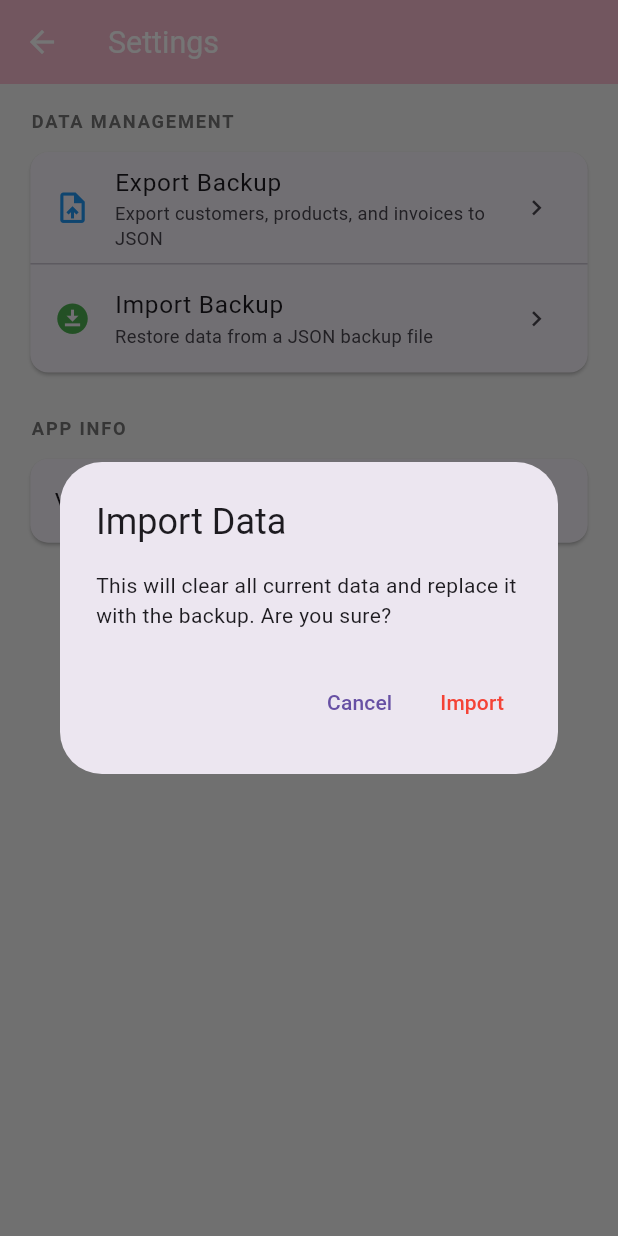
After one commit to Robby1993/invoicegenerator, a Flutter app: the SettingsScreen screen opened directly, after a tap on "Import Backup", on a phone screen of 412 x 824 dp. The commit adds this screen. Run offline on Flutter 3.47's test engine with Material 3 defaults, Android fonts, the phone set to English and light mode, and no system bars; our stand-ins replace device_info_plus, file_picker, pdf, permission_handler, printing, share_plus and 1 more; accounts and stored records are empty.

Commit message:
responsive UI implementation

```diff
--- a/lib/providers/invoice_provider.dart
+++ b/lib/providers/invoice_provider.dart
@@ -85,4 +85,13 @@ class InvoiceProvider extends ChangeNotifier {
     notifyListeners(); // 🔥 REQUIRED
   }
 
+  Future<void> updateInvoice(Invoice invoice) async {
+    await _db.updateInvoice(invoice);
+    final index = invoices.indexWhere((i) => i.id == invoice.id);
+    if (index != -1) {
+      invoices[index] = invoice;
+      notifyListeners();
+    }
+  }
+
 }
--- a/lib/screens/customer_selection_screen.dart
+++ b/lib/screens/customer_selection_screen.dart
@@ -1,5 +1,6 @@
 import 'package:flutter/material.dart';
 import 'package:invoicegenerator/models/invoice.dart';
+import 'package:invoicegenerator/models/invoice_item.dart';
 import 'package:invoicegenerator/screens/product_selection_for_invoicescreen.dart';
 import 'package:invoicegenerator/utils/responsive.dart';
 import 'package:provider/provider.dart';
@@ -8,6 +9,8 @@ import '../models/customer.dart';
 import 'billing_detail_screen.dart';
 
 class CustomerSelectionScreen extends StatefulWidget {
+  final int? invoiceId;
+  final String? invoiceNo;
   final String challanNo;
   final String vehicleNo;
   final DateTime date;
@@ -15,9 +18,13 @@ class CustomerSelectionScreen extends StatefulWidget {
   final String lrNo;
   final double percent;
   final GstTransactionType gstType;
+  final Customer? existingCustomer;
+  final List<InvoiceItem>? existingItems;
 
   const CustomerSelectionScreen({
     super.key,
+    this.invoiceId,
+    this.invoiceNo,
     required this.challanNo,
     required this.vehicleNo,
     required this.date,
@@ -25,6 +32,8 @@ class CustomerSelectionScreen extends StatefulWidget {
     required this.lrNo,
     required this.percent,
     required this.gstType,
+    this.existingCustomer,
+    this.existingItems,
   });
 
   @override
@@ -46,6 +55,8 @@ class _CustomerSelectionScreenState extends State<CustomerSelectionScreen> {
       context,
       MaterialPageRoute(
         builder: (_) => ProductSelectionForInvoiceScreen(
+          invoiceId: widget.invoiceId,
+          invoiceNo: widget.invoiceNo,
           challanNo: widget.challanNo,
           vehicleNo: widget.vehicleNo,
           date: widget.date,
@@ -54,6 +65,7 @@ class _CustomerSelectionScreenState extends State<CustomerSelectionScreen> {
           percent: widget.percent,
           gstType: widget.gstType,
           customer: customer,
+          existingItems: widget.existingItems,
         ),
       ),
     );
--- a/lib/screens/product_selection_for_invoicescreen.dart
+++ b/lib/screens/product_selection_for_invoicescreen.dart
@@ -9,6 +9,8 @@ import '../models/invoice_item.dart';
 import 'invoice_confirm_screen.dart';
 
 class ProductSelectionForInvoiceScreen extends StatefulWidget {
+  final int? invoiceId;
+  final String? invoiceNo;
   final String challanNo;
   final String vehicleNo;
   final DateTime date;
@@ -17,9 +19,12 @@ class ProductSelectionForInvoiceScreen extends StatefulWidget {
   final double percent;
   final GstTransactionType gstType;
   final Customer customer;
+  final List<InvoiceItem>? existingItems;
 
   const ProductSelectionForInvoiceScreen({
     super.key,
+    this.invoiceId,
+    this.invoiceNo,
     required this.challanNo,
     required this.vehicleNo,
     required this.date,
@@ -28,6 +33,7 @@ class ProductSelectionForInvoiceScreen extends StatefulWidget {
     required this.percent,
     required this.customer,
     required this.gstType,
+    this.existingItems,
   });
 
   @override
@@ -37,7 +43,9 @@ class ProductSelectionForInvoiceScreen extends StatefulWidget {
 
 class _ProductSelectionForInvoiceScreenState
     extends State<ProductSelectionForInvoiceScreen> {
-  final List<InvoiceItem> _selectedItems = [];
+  late final List<InvoiceItem> _selectedItems = widget.existingItems != null
+    ? List.from(widget.existingItems!)
+    : [];
   final _searchController = TextEditingController();
   String _searchQuery = '';
 
@@ -283,6 +291,8 @@ class _ProductSelectionForInvoiceScreenState
       context,
       MaterialPageRoute(
         builder: (_) => InvoiceConfirmScreen(
+          invoiceId: widget.invoiceId,
+          invoiceNo: widget.invoiceNo,
           challanNo: widget.challanNo,
           vehicleNo: widget.vehicleNo,
           date: widget.date,
--- /dev/null
+++ b/lib/screens/settings_screen.dart
@@ -0,0 +1,149 @@
+import 'package:flutter/material.dart';
+import 'package:invoicegenerator/utils/backup_service.dart';
+import 'package:invoicegenerator/utils/responsive.dart';
+import 'package:provider/provider.dart';
+import '../providers/customer_provider.dart';
+import '../providers/product_provider.dart';
+import '../providers/invoice_provider.dart';
+
+class SettingsScreen extends StatefulWidget {
+  const SettingsScreen({super.key});
+
+  @override
+  State<SettingsScreen> createState() => _SettingsScreenState();
+}
+
+class _SettingsScreenState extends State<SettingsScreen> {
+  bool _isProcessing = false;
+
+  Future<void> _handleExport() async {
+    setState(() => _isProcessing = true);
+    final hasPermission = await BackupService.requestStoragePermission();
+    if (hasPermission) {
+      final path = await BackupService.exportData();
+      if (mounted) {
+        if (path != null) {
+          ScaffoldMessenger.of(context).showSnackBar(
+            const SnackBar(content: Text('Backup exported successfully')),
+          );
+        } else {
+          ScaffoldMessenger.of(context).showSnackBar(
+            const SnackBar(content: Text('Failed to export backup')),
+          );
+        }
+      }
+    } else {
+      if (mounted) {
+        ScaffoldMessenger.of(context).showSnackBar(
+          const SnackBar(content: Text('Storage permission required for export')),
+        );
+      }
+    }
+    setState(() => _isProcessing = false);
+  }
+
+  Future<void> _handleImport() async {
+    final confirm = await showDialog<bool>(
+      context: context,
+      builder: (ctx) => AlertDialog(
+        title: const Text('Import Data'),
+        content: const Text('This will clear all current data and replace it with the backup. Are you sure?'),
+        actions: [
+          TextButton(onPressed: () => Navigator.pop(ctx, false), child: const Text('Cancel')),
+          TextButton(onPressed: () => Navigator.pop(ctx, true), child: const Text('Import', style: TextStyle(color: Colors.red))),
+        ],
+      ),
+    );
+
+    if (confirm == true) {
+      setState(() => _isProcessing = true);
+      final success = await BackupService.importData();
+      if (mounted) {
+        if (success) {
+          // Refresh all providers
+          context.read<CustomerProvider>().loadCustomers();
+          context.read<ProductProvider>().loadProducts();
+          context.read<InvoiceProvider>().loadInvoices();
+
+          ScaffoldMessenger.of(context).showSnackBar(
+            const SnackBar(content: Text('Data imported successfully')),
+          );
+        } else {
+          ScaffoldMessenger.of(context).showSnackBar(
+            const SnackBar(content: Text('Failed to import data')),
+          );
+        }
+      }
+      setState(() => _isProcessing = false);
+    }
+  }
+
+  @override
+  Widget build(BuildContext context) {
+    Responsive.init(context);
+    return Scaffold(
+      appBar: AppBar(
+        title: Text('Settings', style: TextStyle(fontSize: 20.sp)),
+      ),
+      body: Stack(
+        children: [
+          ListView(
+            padding: EdgeInsets.all(16.r),
+            children: [
+              _buildSectionTitle('Data Management'),
+              Card(
+                child: Column(
+                  children: [
+                    ListTile(
+                      leading: Icon(Icons.upload_file, size: 24.i, color: Colors.blue),
+                      title: Text('Export Backup', style: TextStyle(fontSize: 16.sp)),
+                      subtitle: Text('Export customers, products, and invoices to JSON', style: TextStyle(fontSize: 12.sp)),
+                      trailing: Icon(Icons.chevron_right, size: 20.i),
+                      onTap: _isProcessing ? null : _handleExport,
+                    ),
+                    const Divider(height: 1),
+                    ListTile(
+                      leading: Icon(Icons.download_for_offline, size: 24.i, color: Colors.green),
+                      title: Text('Import Backup', style: TextStyle(fontSize: 16.sp)),
+                      subtitle: Text('Restore data from a JSON backup file', style: TextStyle(fontSize: 12.sp)),
+                      trailing: Icon(Icons.chevron_right, size: 20.i),
+                      onTap: _isProcessing ? null : _handleImport,
+                    ),
+                  ],
+                ),
+              ),
+              SizedBox(height: 24.h),
+              _buildSectionTitle('App Info'),
+              Card(
+                child: ListTile(
+                  title: Text('Version', style: TextStyle(fontSize: 16.sp)),
+                  trailing: Text('1.0.0', style: TextStyle(fontSize: 14.sp, color: Colors.grey)),
+                ),
+              ),
+            ],
+          ),
+          if (_isProcessing)
+            Container(
+              color: Colors.black26,
+              child: const Center(child: CircularProgressIndicator()),
+            ),
+        ],
+      ),
+    );
+  }
+
+  Widget _buildSectionTitle(String title) {
+    return Padding(
+      padding: EdgeInsets.only(left: 4.w, bottom: 8.h),
+      child: Text(
+        title.toUpperCase(),
+        style: TextStyle(
+          fontSize: 12.sp,
+          fontWeight: FontWeight.bold,
+          color: Colors.grey.shade600,
+          letterSpacing: 1.2,
+        ),
+      ),
+    );
+  }
+}
--- /dev/null
+++ b/lib/utils/backup_service.dart
@@ -0,0 +1,195 @@
+import 'dart:convert';
+import 'dart:io';
+import 'package:device_info_plus/device_info_plus.dart';
+import 'package:file_picker/file_picker.dart';
+import 'package:invoicegenerator/database_helper.dart';
+import 'package:invoicegenerator/models/customer.dart';
+import 'package:invoicegenerator/models/invoice.dart';
+import 'package:invoicegenerator/models/product.dart';
+import 'package:path_provider/path_provider.dart';
+import 'package:permission_handler/permission_handler.dart';
+import 'package:share_plus/share_plus.dart';
+
+class BackupService {
+  static Future<bool> requestStoragePermission() async {
+    if (Platform.isAndroid) {
+      final deviceInfo = DeviceInfoPlugin();
+      final androidInfo = await deviceInfo.androidInfo;
+
+      if (androidInfo.version.sdkInt >= 33) {
+        // Android 13+ doesn't use READ/WRITE_EXTERNAL_STORAGE for files
+        // It uses MANAGE_EXTERNAL_STORAGE or specific media permissions
+        // But for just exporting, we can often just use SAF via file_picker or share
+        return true;
+      } else {
+        var status = await Permission.storage.status;
+        if (!status.isGranted) {
+          status = await Permission.storage.request();
+        }
+        return status.isGranted;
+      }
+    }
+    return true;
+  }
+
+  static Future<String?> exportData() async {
+    try {
+      final db = DatabaseHelper.instance;
+      final customers = await db.getCustomers();
+      final products = await db.getProducts();
+      final invoices = await db.getInvoicesFull();
+
+      final Map<String, dynamic> data = {
+        'customers': customers.map((e) => e.toMap()).toList(),
+        'products': products.map((e) => e.toMap()).toList(),
+        'invoices': invoices.map((inv) {
+          final map = inv.toMap();
+          map['items'] = inv.items.map((item) => {
+            'productId': item.product.id,
+            'netWeight': item.netWeight,
+            'total': item.total,
+          }).toList();
+          return map;
+        }).toList(),
+      };
+
+      final jsonString = jsonEncode(data);
+      final directory = await getTemporaryDirectory();
+      final timestamp = DateTime.now().millisecondsSinceEpoch;
+      final file = File('${directory.path}/invoice_backup_$timestamp.json');
+      await file.writeAsString(jsonString);
+
+      // On Android, we'll try to save to Downloads or just Share it
+      await Share.shareXFiles([XFile(file.path)], text: 'Invoice App Backup');
+
+      return file.path;
+    } catch (e) {
+      print('Export error: $e');
+      return null;
+    }
+  }
+
+  static Future<bool> importData() async {
+    try {
+      FilePickerResult? result = await FilePicker.platform.pickFiles(
+        type: FileType.custom,
+        allowedExtensions: ['json'],
+      );
+
+      if (result != null) {
+        File file = File(result.files.single.path!);
+        String content = await file.readAsString();
+        Map<String, dynamic> data = jsonDecode(content);
+
+        final db = DatabaseHelper.instance;
+        await db.clearAllData();
+
+        // 1. Import Customers (Mapping IDs)
+        Map<int, int> customerIdMap = {};
+        if (data['customers'] != null) {
+          for (var c in data['customers']) {
+            int oldId = c['id'];
+            c.remove('id');
+            int newId = await db.insertCustomer(Customer.fromMap(c));
+            customerIdMap[oldId] = newId;
+          }
+        }
+
+        // 2. Import Products (Mapping IDs)
+        Map<int, int> productIdMap = {};
+        if (data['products'] != null) {
+          for (var p in data['products']) {
+            int oldId = p['id'];
+            p.remove('id');
+            int newId = await db.insertProduct(Product.fromMap(p));
+            productIdMap[oldId] = newId;
+          }
+        }
+
+        // 3. Import Invoices
+        if (data['invoices'] != null) {
+          for (var inv in data['invoices']) {
+            List<dynamic> itemsData = inv['items'];
+            inv.remove('id');
+            inv.remove('items');
+
+            // Update customer ID
+            inv['customerId'] = customerIdMap[inv['customerId']];
+
+            // Manual reconstruction to avoid using fromMap which might expect objects
+            // We'll insert invoice first then items
+            final items = itemsData.map((itemData) {
+              // We need to resolve the product first, but we can't easily without fetching from DB
+              // or having the product object.
+              // Better approach: adjust DatabaseHelper to allow inserting items with just productId.
+              return itemData; // temporarily
+            }).toList();
+
+            // To keep it simple, I'll just rely on the existing insertInvoice but I need to prepare the items
+            // Actually, I'll just use raw SQL or a simpler insert in DatabaseHelper for this.
+            // For now, let's assume we fetch products again or map them.
+          }
+        }
+
+        // Re-implementing import logic more robustly
+        await _robustImport(data);
+
+        return true;
+      }
+      return false;
+    } catch (e) {
+      print('Import error: $e');
+      return false;
+    }
+  }
+
+  static Future<void> _robustImport(Map<String, dynamic> data) async {
+    final dbHelper = DatabaseHelper.instance;
+    final db = await dbHelper.database;
+
+    await db.transaction((txn) async {
+      // 1. Customers
+      Map<int, int> customerIdMap = {};
+      if (data['customers'] != null) {
+        for (var c in data['customers']) {
+          int oldId = c['id'];
+          c.remove('id');
+          int newId = await txn.insert('customers', c);
+          customerIdMap[oldId] = newId;
+        }
+      }
+
+      // 2. Products
+      Map<int, int> productIdMap = {};
+      if (data['products'] != null) {
+        for (var p in data['products']) {
+          int oldId = p['id'];
+          p.remove('id');
+          int newId = await txn.insert('products', p);
+          productIdMap[oldId] = newId;
+        }
+      }
+
+      // 3. Invoices & Items
+      if (data['invoices'] != null) {
+        for (var inv in data['invoices']) {
+          List<dynamic> itemsData = inv['items'];
+          inv.remove('id');
+          inv.remove('items');
+
+          inv['customerId'] = customerIdMap[inv['customerId']];
+          int newInvoiceId = await txn.insert('invoices', inv);
+
+          for (var item in itemsData) {
+            await txn.insert('invoice_items', {
+              'invoiceId': newInvoiceId,
+              'productId': productIdMap[item['productId']],
+              'netWeight': item['netWeight'],
+              'total': item['total'],
+            });
+          }
+        }
+      }
+    });
+  }
+}
--- a/pubspec.yaml
+++ b/pubspec.yaml
@@ -40,6 +40,10 @@ dependencies:
   intl: ^0.20.2
   path_provider: ^2.1.5
   sqflite: ^2.4.2
+  permission_handler: ^12.0.1
+  share_plus: ^12.0.2
+  device_info_plus: ^11.2.2
+  file_picker: ^8.3.3
 
 dev_dependencies:
   flutter_test:
```
Also changed, not shown: lib/database_helper.dart (+39 -0 lines), lib/screens/billing_detail_screen.dart (+15 -2 lines), lib/screens/home_screen.dart (+10 -0 lines), lib/screens/invoice_confirm_screen.dart (+12 -3 lines), lib/screens/order_history_screen.dart (+14 -0 lines).
